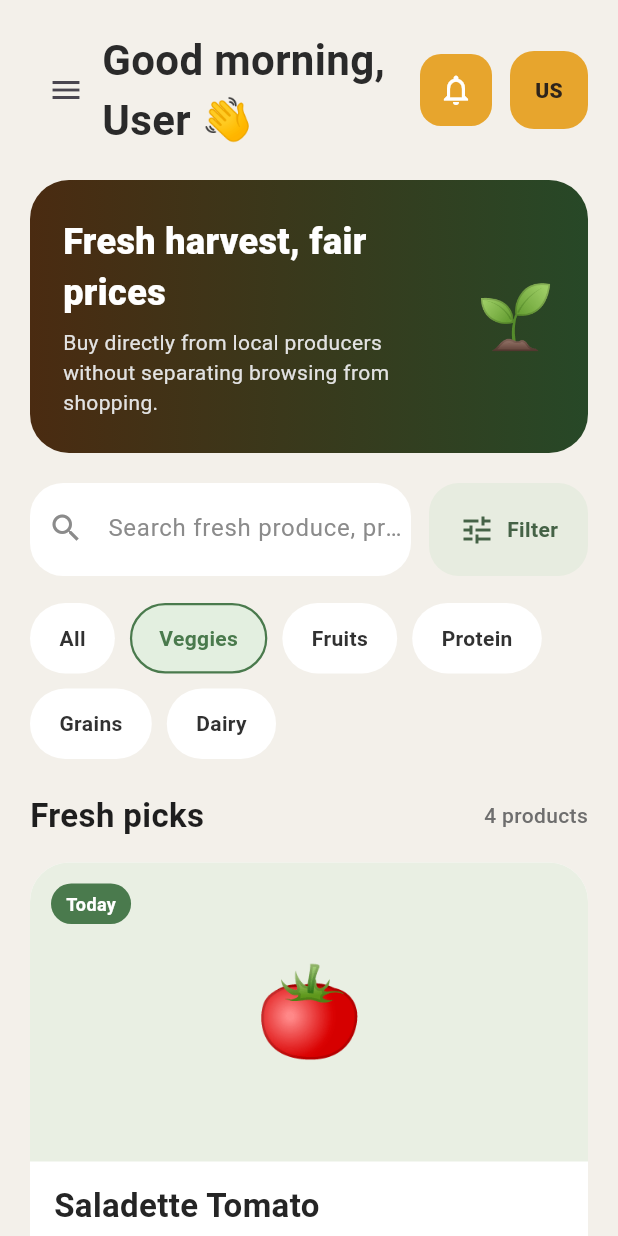
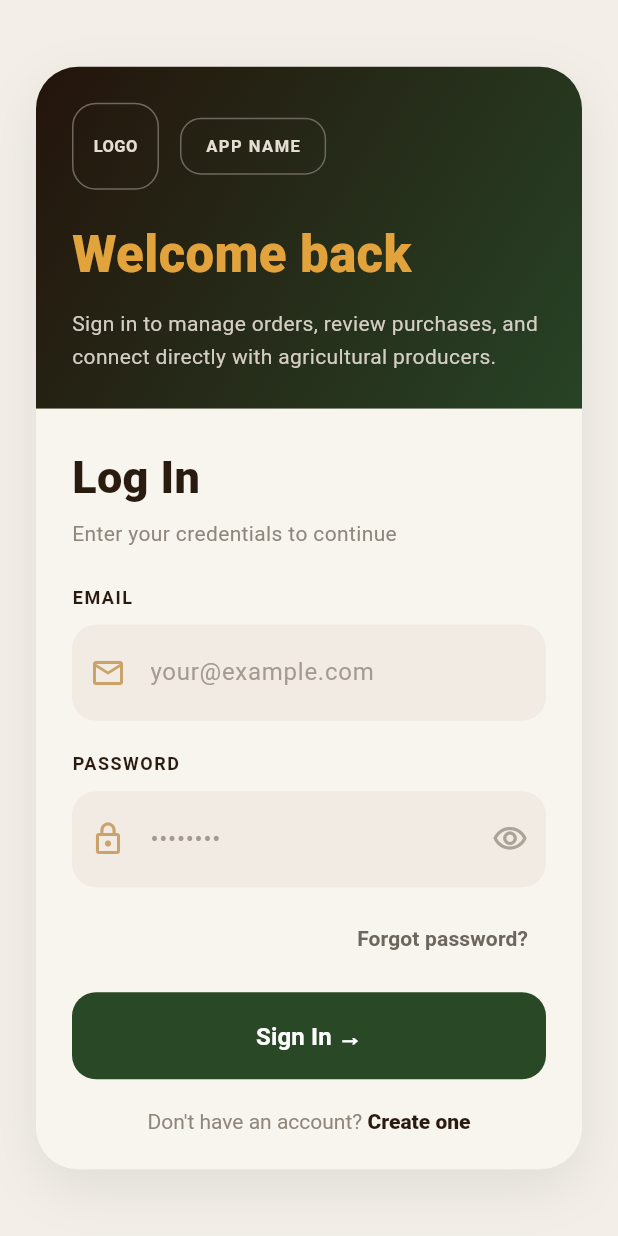
Before and after one commit to GerardoRMei/agrouber, a Flutter app: the screen it shows after launch, on a phone screen of 412 x 824 dp. Run offline on Flutter 3.47's test engine with Material 3 defaults, Android fonts, the phone set to English and light mode, and no system bars; Roboto replaces fonts that are missing (Arial).

Commit message:
Version inicial del login

```diff
--- a/lib/main.dart
+++ b/lib/main.dart
@@ -1,4 +1,5 @@
 import 'package:flutter/material.dart';
+import 'pages/login.dart';
 
 void main() {
   runApp(const CampoApp());
@@ -17,7 +18,8 @@ class CampoApp extends StatelessWidget {
         scaffoldBackgroundColor: const Color(0xFFF3F0EA),
         fontFamily: 'Arial',
       ),
-      home: const BuyerHomePage(),
+      //home: const BuyerHomePage(),
+      home: const WebLoginPage(),
     );
   }
 }
--- /dev/null
+++ b/lib/pages/login.dart
@@ -0,0 +1,398 @@
+import 'package:flutter/material.dart';
+
+class WebLoginPage extends StatelessWidget {
+  const WebLoginPage({super.key});
+
+  @override
+  Widget build(BuildContext context) {
+    return Scaffold(
+      backgroundColor: const Color(0xFFF3EFE8),
+      body: SafeArea(
+        child: LayoutBuilder(
+          builder: (context, constraints) {
+            final bool isDesktop = constraints.maxWidth >= 900;
+            final double cardWidth = isDesktop ? 1100 : 420;
+
+            return Center(
+              child: SingleChildScrollView(
+                padding: const EdgeInsets.all(24),
+                child: Container(
+                  width: cardWidth,
+                  decoration: BoxDecoration(
+                    color: const Color(0xFFF8F4EE),
+                    borderRadius: BorderRadius.circular(28),
+                    boxShadow: [
+                      BoxShadow(
+                        color: Colors.black.withOpacity(0.08),
+                        blurRadius: 30,
+                        offset: const Offset(0, 12),
+                      ),
+                    ],
+                  ),
+                  child: isDesktop
+                      ? const _DesktopLoginLayout()
+                      : const _MobileLoginLayout(),
+                ),
+              ),
+            );
+          },
+        ),
+      ),
+    );
+  }
+}
+
+class _DesktopLoginLayout extends StatelessWidget {
+  const _DesktopLoginLayout();
+
+  @override
+  Widget build(BuildContext context) {
+    return IntrinsicHeight(
+      child: Row(
+        children: const [
+          Expanded(
+            flex: 5,
+            child: _HeroSection(),
+          ),
+          Expanded(
+            flex: 6,
+            child: _FormSection(),
+          ),
+        ],
+      ),
+    );
+  }
+}
+
+class _MobileLoginLayout extends StatelessWidget {
+  const _MobileLoginLayout();
+
+  @override
+  Widget build(BuildContext context) {
+    return const Column(
+      children: [
+        _HeroSection(isMobile: true),
+        _FormSection(isMobile: true),
+      ],
+    );
+  }
+}
+
+class _HeroSection extends StatelessWidget {
+  final bool isMobile;
+
+  const _HeroSection({this.isMobile = false});
+
+  @override
+  Widget build(BuildContext context) {
+    return Container(
+      padding: EdgeInsets.all(isMobile ? 24 : 40),
+      decoration: BoxDecoration(
+        gradient: const LinearGradient(
+          colors: [
+            Color(0xFF24140B),
+            Color(0xFF274326),
+          ],
+          begin: Alignment.topLeft,
+          end: Alignment.bottomRight,
+        ),
+        borderRadius: BorderRadius.only(
+          topLeft: const Radius.circular(28),
+          bottomLeft: isMobile ? Radius.zero : const Radius.circular(28),
+          topRight: const Radius.circular(28),
+          bottomRight: isMobile ? Radius.zero : Radius.zero,
+        ),
+      ),
+      child: Column(
+        crossAxisAlignment: CrossAxisAlignment.start,
+        mainAxisAlignment:
+            isMobile ? MainAxisAlignment.start : MainAxisAlignment.center,
+        children: [
+          Row(
+            children: [
+              Container(
+                width: 58,
+                height: 58,
+                decoration: BoxDecoration(
+                  borderRadius: BorderRadius.circular(16),
+                  border: Border.all(color: const Color(0xFF6F685E)),
+                ),
+                child: const Center(
+                  child: Text(
+                    'LOGO',
+                    style: TextStyle(
+                      color: Color(0xFFE5DED2),
+                      fontSize: 11,
+                      fontWeight: FontWeight.w700,
+                    ),
+                  ),
+                ),
+              ),
+              const SizedBox(width: 14),
+              Container(
+                padding:
+                    const EdgeInsets.symmetric(horizontal: 16, vertical: 10),
+                decoration: BoxDecoration(
+                  borderRadius: BorderRadius.circular(14),
+                  border: Border.all(color: const Color(0xFF6F685E)),
+                ),
+                child: const Text(
+                  'APP NAME',
+                  style: TextStyle(
+                    color: Color(0xFFE5DED2),
+                    fontSize: 11,
+                    fontWeight: FontWeight.w700,
+                    letterSpacing: 1,
+                  ),
+                ),
+              ),
+            ],
+          ),
+          SizedBox(height: isMobile ? 26 : 42),
+          Text(
+            'Welcome back',
+            style: TextStyle(
+              fontSize: isMobile ? 34 : 48,
+              height: 1.0,
+              fontWeight: FontWeight.w800,
+              color: const Color(0xFFE2A23C),
+            ),
+          ),
+          const SizedBox(height: 18),
+          ConstrainedBox(
+            constraints: const BoxConstraints(maxWidth: 420),
+            child: Text(
+              'Sign in to manage orders, review purchases, and connect directly with agricultural producers.',
+              style: TextStyle(
+                fontSize: isMobile ? 14 : 16,
+                height: 1.6,
+                color: const Color(0xFFD4CEC3),
+              ),
+            ),
+          ),
+          if (!isMobile) ...[
+            const SizedBox(height: 40),
+            Container(
+              padding: const EdgeInsets.all(18),
+              decoration: BoxDecoration(
+                color: Colors.white.withOpacity(0.06),
+                borderRadius: BorderRadius.circular(18),
+                border: Border.all(
+                  color: Colors.white.withOpacity(0.08),
+                ),
+              ),
+
+            ),
+          ]
+        ],
+      ),
+    );
+  }
+}
+
+class _FormSection extends StatefulWidget {
+  final bool isMobile;
+
+  const _FormSection({this.isMobile = false});
+
+  @override
+  _FormSectionState createState() => _FormSectionState();
+}
+
+class _FormSectionState extends State<_FormSection> {
+  bool _isPasswordVisible = false;
+
+  void _togglePasswordVisibility() {
+    setState(() {
+      _isPasswordVisible = !_isPasswordVisible;
+    });
+  }
+
+  @override
+  Widget build(BuildContext context) {
+    return Container(
+      padding: EdgeInsets.all(widget.isMobile ? 24 : 40),
+      decoration: BoxDecoration(
+        color: const Color(0xFFF8F4EE),
+        borderRadius: BorderRadius.only(
+          topRight: widget.isMobile ? Radius.zero : const Radius.circular(28),
+          bottomRight: const Radius.circular(28),
+          bottomLeft: widget.isMobile ? const Radius.circular(28) : Radius.zero,
+        ),
+      ),
+      child: Column(
+        crossAxisAlignment: CrossAxisAlignment.start,
+        children: [
+          Text(
+            'Log In',
+            style: TextStyle(
+              fontSize: widget.isMobile ? 30 : 40,
+              fontWeight: FontWeight.w800,
+              color: const Color(0xFF2A1B10),
+            ),
+          ),
+          const SizedBox(height: 6),
+          const Text(
+            'Enter your credentials to continue',
+            style: TextStyle(
+              fontSize: 14,
+              color: Color(0xFF8F877C),
+            ),
+          ),
+          SizedBox(height: widget.isMobile ? 24 : 32),
+
+          const Text(
+            'EMAIL',
+            style: TextStyle(
+              fontSize: 12,
+              fontWeight: FontWeight.w700,
+              letterSpacing: 1,
+              color: Color(0xFF2A1B10),
+            ),
+          ),
+          const SizedBox(height: 10),
+          const _LoginTextField(
+            hintText: 'your@example.com',
+            prefixIcon: Icons.mail_outline,
+          ),
+
+          const SizedBox(height: 20),
+
+          const Text(
+            'PASSWORD',
+            style: TextStyle(
+              fontSize: 12,
+              fontWeight: FontWeight.w700,
+              letterSpacing: 1,
+              color: Color(0xFF2A1B10),
+            ),
+          ),
+          const SizedBox(height: 10),
+          _LoginTextField(
+            hintText: '••••••••',
+            prefixIcon: Icons.lock_outline,
+            suffixIcon: _isPasswordVisible ? Icons.visibility_off_outlined : Icons.visibility_outlined,
+            obscureText: !_isPasswordVisible,
+            onSuffixPressed: _togglePasswordVisibility,
+          ),
+
+          const SizedBox(height: 10),
+
+          Align(
+            alignment: Alignment.centerRight,
+            child: TextButton(
+              onPressed: () {},
+              child: const Text(
+                'Forgot password?',
+                style: TextStyle(
+                  color: Color(0xFF6D675E),
+                  fontWeight: FontWeight.w600,
+                ),
+              ),
+            ),
+          ),
+
+          const SizedBox(height: 12),
+
+          SizedBox(
+            width: double.infinity,
+            height: 58,
+            child: ElevatedButton(
+              onPressed: () {},
+              style: ElevatedButton.styleFrom(
+                backgroundColor: const Color(0xFF284826),
+                foregroundColor: Colors.white,
+                elevation: 0,
+                shape: RoundedRectangleBorder(
+                  borderRadius: BorderRadius.circular(16),
+                ),
+              ),
+              child: const Text(
+                'Sign In →',
+                style: TextStyle(
+                  fontSize: 16,
+                  fontWeight: FontWeight.w700,
+                ),
+              ),
+            ),
+          ),
+
+          const SizedBox(height: 20),
+
+          Center(
+            child: RichText(
+              text: const TextSpan(
+                style: TextStyle(
+                  color: Color(0xFF8F877C),
+                  fontSize: 14,
+                ),
+                children: [
+                  TextSpan(text: "Don't have an account? "),
+                  TextSpan(
+                    text: 'Create one',
+                    style: TextStyle(
+                      color: Color(0xFF2A1B10),
+                      fontWeight: FontWeight.w800,
+                    ),
+                  ),
+                ],
+              ),
+            ),
+          ),
+        ],
+      ),
+    );
+  }
+}
+
+class _LoginTextField extends StatelessWidget {
+  final String hintText;
+  final IconData prefixIcon;
+  final IconData? suffixIcon;
+  final bool obscureText;
+  final VoidCallback? onSuffixPressed;
+
+  const _LoginTextField({
+    required this.hintText,
+    required this.prefixIcon,
+    this.suffixIcon,
+    this.obscureText = false,
+    this.onSuffixPressed,
+  });
+
+  @override
+  Widget build(BuildContext context) {
+    return TextField(
+      obscureText: obscureText,
+      decoration: InputDecoration(
+        filled: true,
+        fillColor: const Color(0xFFF1EBE3),
+        hintText: hintText,
+        hintStyle: const TextStyle(
+          color: Color(0xFFA39B90),
+        ),
+        prefixIcon: Icon(
+          prefixIcon,
+          color: const Color(0xFFCAA36B),
+        ),
+        suffixIcon: suffixIcon != null
+            ? IconButton(
+                icon: Icon(
+                  suffixIcon,
+                  color: const Color(0xFFAAA398),
+                ),
+                onPressed: onSuffixPressed,
+              )
+            : null,
+        border: OutlineInputBorder(
+          borderRadius: BorderRadius.circular(16),
+          borderSide: BorderSide.none,
+        ),
+        contentPadding: const EdgeInsets.symmetric(
+          horizontal: 18,
+          vertical: 20,
+        ),
+      ),
+    );
+  }
+}
```
